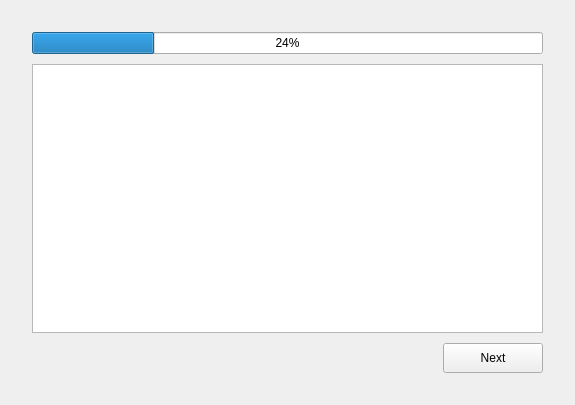
First picture: the form in CatQtPlugins/WidgetPlugin/QWidgetSetup.ui, repository graycatya/NsCatGrayQt-Plugin, before the edit.
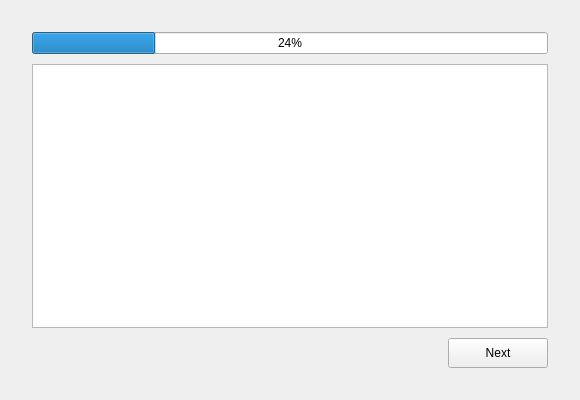
Second picture: the form after the edit.

Diff of the .ui file:
```diff
--- a/CatQtPlugins/WidgetPlugin/QWidgetSetup.ui
+++ b/CatQtPlugins/WidgetPlugin/QWidgetSetup.ui
@@ -6,10 +6,22 @@
    <rect>
     <x>0</x>
     <y>0</y>
-    <width>575</width>
-    <height>405</height>
+    <width>580</width>
+    <height>400</height>
    </rect>
   </property>
+  <property name="minimumSize">
+   <size>
+    <width>580</width>
+    <height>400</height>
+   </size>
+  </property>
+  <property name="maximumSize">
+   <size>
+    <width>580</width>
+    <height>400</height>
+   </size>
+  </property>
   <property name="windowTitle">
    <string>Form</string>
   </property>
```
